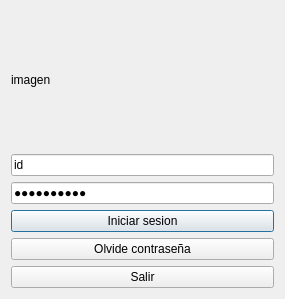
moyeta-tech/Cine, file Proyecto_Cine/iniciosesion.ui: the form before one commit.
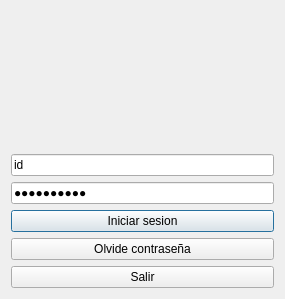
The form after the commit.

```diff
--- a/Proyecto_Cine/iniciosesion.ui
+++ b/Proyecto_Cine/iniciosesion.ui
@@ -19,7 +19,10 @@
      <item>
       <widget class="QLabel" name="label">
        <property name="text">
-        <string>imagen</string>
+        <string/>
+       </property>
+       <property name="alignment">
+        <set>Qt::AlignmentFlag::AlignCenter</set>
        </property>
       </widget>
      </item>
```
